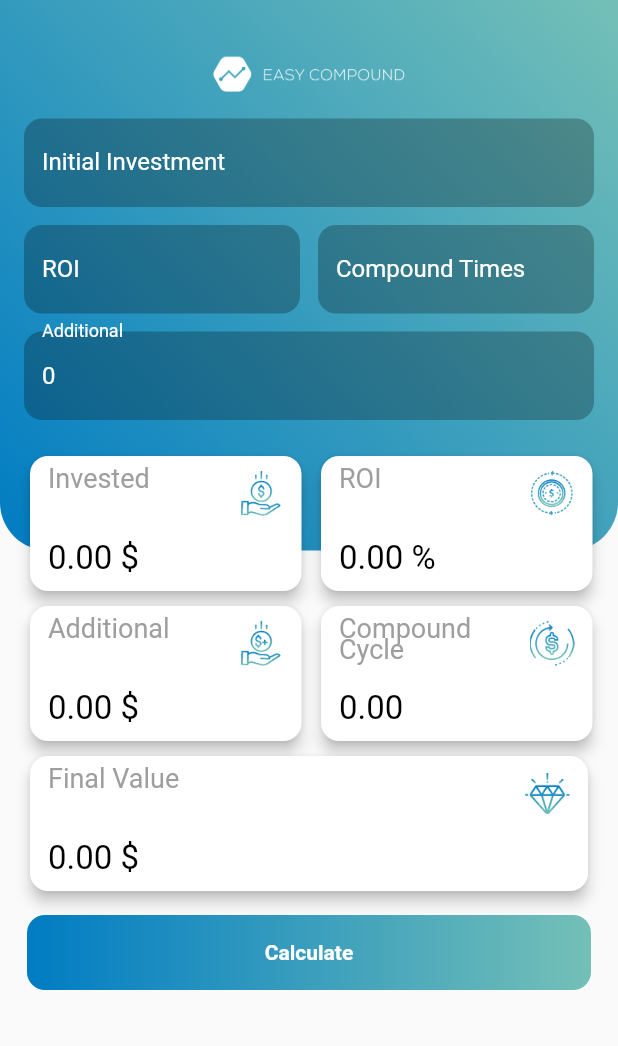
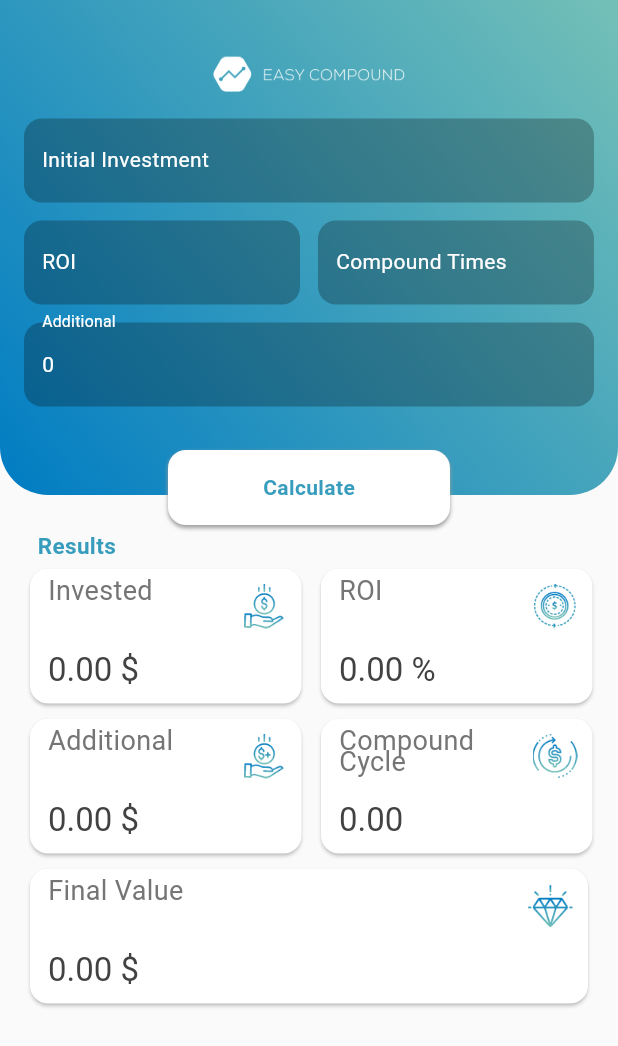
Before and after one commit to AntonioVerdiglione1996/EasyCompoundCalculatorApp, a Flutter app: the screen it shows after launch, after a tap on "Calculate", on a phone screen of 412 x 824 dp. Shown: the top 1046 px of the screen. Run offline on Flutter 3.47's test engine with Material 2 defaults, Android fonts, the light colour scheme and no system bars; missing offline and left inert: firebase_admob; accounts and stored records are empty.

Commit message:
added ads

```diff
--- /dev/null
+++ b/lib/adMobHelper.dart
@@ -0,0 +1,28 @@
+import 'package:firebase_admob/firebase_admob.dart';
+
+class AdMobHelper {
+
+  static const String testMobileId = 'Mobile_id';
+
+  static const MobileAdTargetingInfo targetingInfo = MobileAdTargetingInfo(
+    testDevices: testMobileId != null? <String>[testMobileId]: null,
+    nonPersonalizedAds: true,
+    keywords: <String>['games', 'finance'],
+  );
+
+  static BannerAd _bannerAd;
+
+  static BannerAd createBannerAd(){
+    return BannerAd(adUnitId: BannerAd.testAdUnitId,size: AdSize.fullBanner ,targetingInfo: targetingInfo);
+  }
+
+  static void initStateAd(){
+    FirebaseAdMob.instance.initialize(appId:  BannerAd.testAdUnitId);
+    _bannerAd = createBannerAd()..load()..show(anchorType: AnchorType.bottom);
+  }
+
+  static void disposeMyAd(){
+    _bannerAd?.dispose();
+  }
+
+}
--- a/lib/cardItem.dart
+++ b/lib/cardItem.dart
@@ -25,7 +25,6 @@ class _CardItem extends State<CardItem> {
   Widget build(BuildContext context) {
     // TODO: implement build
     return Card(
-        elevation: 4,
           shape: RoundedRectangleBorder(
             borderRadius: BorderRadius.circular(12.0),
           ),
@@ -40,15 +39,16 @@ class _CardItem extends State<CardItem> {
                   child: Text(
                     widget.label,
                     style: TextStyle(
-                        color: Colors.grey,
+                        color: Colors.grey[600],
                         fontSize: widget.labelFontSize,
+                        letterSpacing: 0.25,
                         height: 0.8),
                     maxLines: 2,
                   ),
                 ),
                 Positioned(
                   top: 10,
-                  right: 12,
+                  right: 10,
                   child: Image(
                     image: AssetImage(widget.pathIcon),
                   ),
@@ -61,7 +61,7 @@ class _CardItem extends State<CardItem> {
                     child: Text(
                       widget.valueToDisplay.toStringAsFixed(2) +
                           " ${widget.symbol}",
-                      style: TextStyle(color: Colors.black, fontSize: 22),
+                      style: TextStyle(color: Colors.grey[800], fontSize: 22),
                     )),
               ],
             ),
--- a/lib/customColors.dart
+++ b/lib/customColors.dart
@@ -1,11 +1,30 @@
 import 'package:flutter/material.dart';
 
-class CustomColors{
+class CustomColors {
   CustomColors._();
-static const MaterialColor cyan = MaterialColor(
+
+  static const int blue = 0xFF389dbd;
+
+  static const MaterialColor blue_sky = MaterialColor(
+    blue,
+    <int, Color>{
+      50: Color(0xFF389dbd),
+      100: Color(0xFF389dbd),
+      200: Color(0xFF389dbd),
+      300: Color(0xFF389dbd),
+      400: Color(0xFF389dbd),
+      500: Color(blue),
+      600: Color(0xFF389dbd),
+      700: Color(0xFF389dbd),
+      800: Color(0xFF389dbd),
+      900: Color(0xFF389dbd),
+    },
+  );
+
+  static const MaterialColor cyan = MaterialColor(
     _cyan,
     <int, Color>{
-       50: Color(0xFFE3F2FD),
+      50: Color(0xFFE3F2FD),
       100: Color(0xFFBBDEFB),
       200: Color(0xFF90CAF9),
       300: Color(0xFF64B5F6),
@@ -22,7 +41,7 @@ static const MaterialColor cyan = MaterialColor(
   static const MaterialColor aquaGreen = MaterialColor(
     _aquaGreen,
     <int, Color>{
-       50: Color(0xFFE3F2FD),
+      50: Color(0xFFE3F2FD),
       100: Color(0xFFBBDEFB),
       200: Color(0xFF90CAF9),
       300: Color(0xFF64B5F6),
--- a/lib/layout2.dart
+++ b/lib/layout2.dart
@@ -1,8 +1,10 @@
+import 'package:compound_intrest_calculator/adMobHelper.dart';
 import 'package:compound_intrest_calculator/cardItem.dart';
 import 'package:compound_intrest_calculator/customColors.dart';
 import 'package:flutter/material.dart';
 
 import 'raisedGradientButton.dart';
+import 'package:firebase_admob/firebase_admob.dart';
 
 class Layout2 extends StatefulWidget {
   @override
@@ -36,13 +38,17 @@ class _Layout2 extends State<Layout2> {
 
   @override
   void initState() {
-    super.initState();
     isFirstTimeCycle = true;
     initialInvestment = 0.0;
     roi = 0.0;
     additional = 0.0;
     compoundTimes = 0.0;
     finalValue = 0.0;
+    AdMobHelper.initStateAd();
+
+
+    super.initState();
+
   }
 
   @override
@@ -51,6 +57,7 @@ class _Layout2 extends State<Layout2> {
     myControllerRoi.dispose();
     myControllerCompoundTimes.dispose();
     myControllerAdditional.dispose();
+    AdMobHelper.disposeMyAd();
     super.dispose();
   }
 
@@ -58,7 +65,7 @@ class _Layout2 extends State<Layout2> {
       {String suffix = ""}) {
     return TextField(
       cursorColor: Colors.white,
-      style: TextStyle(color: Colors.white),
+      style: TextStyle(color: Colors.white,fontSize: 14,letterSpacing: 0.25),
       keyboardType: TextInputType.number,
       onSubmitted: (value) {
         setState(() {
@@ -90,11 +97,11 @@ class _Layout2 extends State<Layout2> {
   @override
   Widget build(BuildContext context) {
     return Scaffold(
-      body: Stack(children: <Widget>[
+      body:  Stack(children: <Widget>[
         //BLU COVER ROUNDED
         Container(
           width: double.infinity,
-          height: 367,
+          height: 330,
           decoration: BoxDecoration(
               borderRadius: new BorderRadius.only(
                   bottomLeft: const Radius.circular(32.0),
@@ -151,9 +158,52 @@ class _Layout2 extends State<Layout2> {
                 child: customTextField(myControllerAdditional, "Additional")),
           ],
         ),
+        //BUTTON
+        Positioned(
+          top: 300,
+          left: 112,
+          right: 112,
+          child: RaisedGradientButton(
+            child: Text(
+              "Calculate",
+              style: TextStyle(
+                color: CustomColors.blue_sky,
+                fontWeight: FontWeight.bold,
+                letterSpacing: 0.25
+              ),
+            ),
+            onPressed: () {
+              setState(() {
+                if (myControllerAdditional.text == "") {
+                  setState(() {
+                    myControllerAdditional.text = "0";
+                  });
+                }
+                isFirstTimeCycle = true;
+                initialInvestment =
+                    double.parse(myControllerInitialInvestment.text);
+                roi = double.parse(myControllerRoi.text);
+                compoundTimes = double.parse(myControllerCompoundTimes.text);
+                additional = double.parse(myControllerAdditional.text);
+                finalValue = calculateCompound(
+                    initialInvestment, roi, additional, compoundTimes);
+              });
+            },
+            gradient: LinearGradient(colors: [Colors.white, Colors.white]),
+          ),
+        ),
+        //RESULTS TEXT
+        Positioned(
+          top: 355,
+          left: 25,
+          child: Text(
+            "Results",
+            style: TextStyle(color: CustomColors.blue_sky,fontWeight: FontWeight.bold,fontSize: 15,letterSpacing: 0.25),
+          ),
+        ),
         //CARDS ROW 1
         Positioned(
-          top: 300,
+          top: 375,
           left: 16,
           child: Row(
             crossAxisAlignment: CrossAxisAlignment.center,
@@ -181,7 +231,7 @@ class _Layout2 extends State<Layout2> {
         ),
         //CARDS ROW 2
         Positioned(
-          top: 400,
+          top: 475,
           left: 16,
           child: Row(
             crossAxisAlignment: CrossAxisAlignment.center,
@@ -208,7 +258,7 @@ class _Layout2 extends State<Layout2> {
         ),
         //BIG CARD
         Positioned(
-          top: 500,
+          top: 575,
           left: 16,
           right: 16,
           child: CardItem(
@@ -218,38 +268,7 @@ class _Layout2 extends State<Layout2> {
               valueToDisplay: finalValue,
               width: 400),
         ),
-        //BUTTON
-        Positioned(
-          top: 610,
-          left: 18,
-          right: 18,
-          child: RaisedGradientButton(
-            child: Text(
-              "Calculate",
-              style: TextStyle(color: Colors.white,fontWeight: FontWeight.bold,),
-            ),
-            onPressed: () {
-              setState(() {
-                if (myControllerAdditional.text =="") {
-                  setState(() {
-                    myControllerAdditional.text = "0";
-                  });
-                }
-                isFirstTimeCycle = true;
-                initialInvestment =
-                    double.parse(myControllerInitialInvestment.text);
-                roi = double.parse(myControllerRoi.text);
-                compoundTimes = double.parse(myControllerCompoundTimes.text);
-                additional = double.parse(myControllerAdditional.text);
-                finalValue = calculateCompound(
-                    initialInvestment, roi, additional, compoundTimes);
-              });
-            },
-            gradient: LinearGradient(
-                colors: [CustomColors.aquaGreen, CustomColors.cyan]),
-          ),
-        ),
-      ]),
+      ])
     );
   }
 }
--- a/lib/raisedGradientButton.dart
+++ b/lib/raisedGradientButton.dart
@@ -23,13 +23,13 @@ class RaisedGradientButton extends StatelessWidget {
       decoration: BoxDecoration(
         borderRadius: BorderRadius.circular(12.0),
         gradient: gradient,
-      //   boxShadow: [
-      //   BoxShadow(
-      //     color: Colors.grey[500],
-      //     offset: Offset(0.0, 1.5),
-      //     blurRadius: 1.5,
-      //   ),
-      // ]
+        boxShadow: [
+        BoxShadow(
+          color: Colors.grey[500],
+          offset: Offset(0.0, 1.5),
+          blurRadius: 1.5,
+        ),
+      ]
       ),
       child: Material(
         color: Colors.transparent,
--- a/pubspec.yaml
+++ b/pubspec.yaml
@@ -9,6 +9,7 @@ dependencies:
   flutter:
     sdk: flutter
   flutter_launcher_icons:
+  firebase_admob:
 
   cupertino_icons: ^0.1.2
 
```
Also changed, not shown: pubspec.lock, 1 other file.
